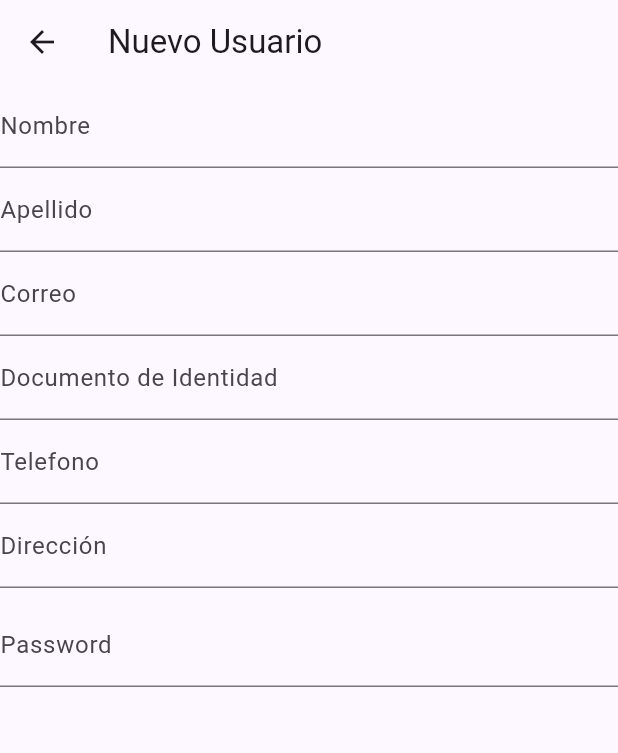
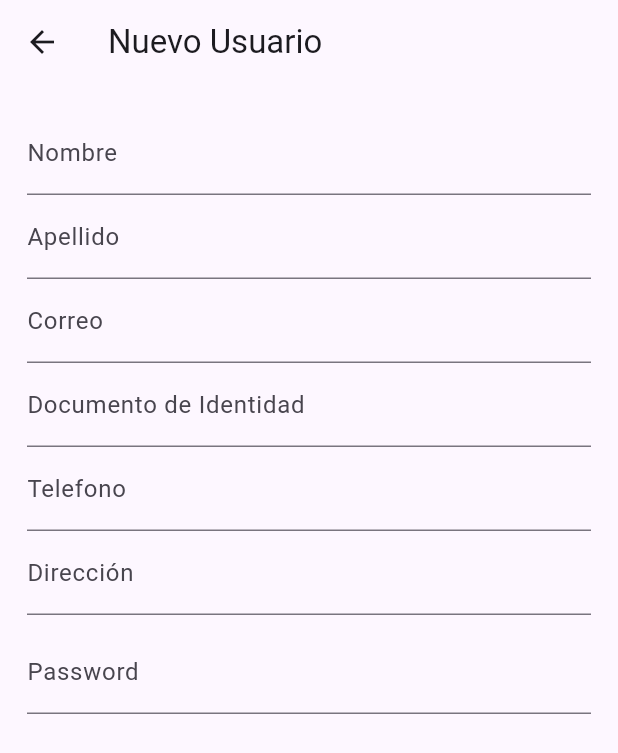
Before and after one commit to Photenix/box_nova_movile, a Flutter app: the UserList screen opened directly, after a tap on the "add" icon, on a phone screen of 412 x 824 dp. Shown: the top 753 px of the screen. Run offline on Flutter 3.47's test engine with Material 3 defaults, Android fonts, the phone set to English and light mode, and no system bars; our stand-ins replace shared_preferences; accounts and stored records are empty; network calls fail; project files that could hold a hidden picture were left out.

Commit message:
best module user

```diff
--- /dev/null
+++ b/lib/modules/general/CommonSearch.dart
@@ -0,0 +1,41 @@
+import 'package:flutter/material.dart';
+
+class Commonsearch extends StatelessWidget{
+
+  Commonsearch({ required this.handleFind });
+  final handleFind;
+
+  @override
+  Widget build(BuildContext context) {
+    return Padding(
+      padding: const EdgeInsets.all(8.0),
+      child: SearchAnchor(
+        builder: (BuildContext context, SearchController controller) {
+          return SearchBar(
+            controller: controller,
+            padding: const MaterialStatePropertyAll<EdgeInsets>(
+                EdgeInsets.symmetric(horizontal: 16.0)),
+            // onTap: () {
+            //   // controller.openView();
+            //   print("coma codornis");
+            //   print( controller.text );
+            // },
+            onChanged: handleFind,
+            onSubmitted: handleFind,
+            leading: const Icon(Icons.search),
+          );
+        },
+        suggestionsBuilder:
+          (BuildContext context, SearchController controller) {
+            return [
+              ListTile(
+                title: Text(''),
+                onTap: () {
+                },
+              )
+            ];
+          }
+      )
+    );
+  }
+}
--- a/lib/modules/user/user_form.dart
+++ b/lib/modules/user/user_form.dart
@@ -2,12 +2,20 @@ import 'package:box_nova/models/User.dart';
 import 'package:flutter/material.dart';
 
 class UserForm extends StatelessWidget{
-  const UserForm({super.key, this.user});
+  UserForm({super.key, this.user});
 
   final Map<String,dynamic>? user;
 
-  Widget _input( title ){
+  Map<String,dynamic> newUser = {};
+
+  final _formKey =  GlobalKey();
+
+  Widget _input( title, realKey, { String? initValue } ){
     return TextFormField(
+      initialValue: initValue,
+      onChanged: (value){
+        newUser[realKey] = value;
+      },
       decoration: InputDecoration(
         labelText: title,
       ),
@@ -22,14 +30,16 @@ class UserForm extends StatelessWidget{
       ),
       body: Center(
         child: Container(
+          padding: EdgeInsets.all(18),
           child: Form(child: Column(
+            key: _formKey,
             children: [
-              _input("Nombre"),
-              _input("Apellido"),
-              _input("Correo"),
-              _input("Documento de Identidad"),
-              _input("Telefono"),
-              _input("Dirección"),
+              _input("Nombre", "firstName", initValue: user?["firstName"] ),
+              _input("Apellido", "lastName",initValue: user?["lastName"] ),
+              _input("Correo", "email", initValue: user?["email"] ),
+              _input("Documento de Identidad", "documentNumber",initValue: user?["documentNumber"] ),
+              _input("Telefono", "phone", initValue: user?["phone"] ),
+              _input("Dirección", "address", initValue: user?["address"] ),
               SizedBox(height: 10),
               TextFormField(
                 obscureText: true,
--- a/lib/modules/user/user_list.dart
+++ b/lib/modules/user/user_list.dart
@@ -1,6 +1,7 @@
 import 'dart:convert';
 
 import 'package:box_nova/models/User.dart';
+import 'package:box_nova/modules/general/CommonSearch.dart';
 import 'package:box_nova/modules/option_menu.dart';
 import 'package:box_nova/modules/user/user_form.dart';
 import 'package:flutter/material.dart';
@@ -33,53 +34,21 @@ class UserList extends StatelessWidget {
       //     return UserCard(name: 'User $index');
       //   },
       // ),
-      body:
-      SingleChildScrollView(
-      child: Center(
-        child: Column(
-          mainAxisAlignment: MainAxisAlignment.center,
-          children: [
-            UserFinder(handleFind: (value){}),
-            SizedBox( height: 8, ),
-            UserTable(),
-            SizedBox(height: 70,)
-          ]
-        )
-      ),
-      ),
+      body: UserBody(),
       floatingActionButtonLocation: FloatingActionButtonLocation.miniEndFloat,
       floatingActionButton: FloatingActionButton(
         tooltip: "Agregar usuario",
         onPressed: (){Navigator.push(context, MaterialPageRoute(builder: (context) => UserForm()));},
         child: const Icon(Icons.add),
       )
-    );
-  }
-}
-
-class UserFinder extends StatelessWidget {
-  const UserFinder({ required this.handleFind });
-  final Function(String) handleFind;
-
-  @override
-  Widget build(BuildContext context) {
-    return Padding(
-      padding: EdgeInsets.symmetric( vertical: 20, horizontal: 12 ),
-      child: Form(child: Column(
-        children: [
-          TextFormField(
-            onChanged: handleFind,
-            decoration: InputDecoration(
-              labelText: 'Buscar usuario',
-            ),
-          ),
-          SizedBox( height: 8, ),
-          ElevatedButton(
-            onPressed: () async {},
-            child: Text('Buscar'),
-          )
-        ],
-      )),
+      // floatingActionButton: Builder(
+      //   builder: (context) => FloatingActionButton(
+      //     child: const Icon(Icons.search),
+      //     onPressed: () async{
+      //       await showSearch(context: context, delegate: CustomSearchDelegate());
+      //     }
+      //   )
+      // ),
     );
   }
 }
@@ -90,12 +59,43 @@ class UserBody extends StatefulWidget{
   _UserBodyState createState() => _UserBodyState();
 }
 
+
+typedef UserType = List<Map<String,dynamic>>;
 class _UserBodyState extends State<UserBody> {
 
-  Map? _userData;
+  UserType _userData = [];
 
-  void _findUser( String value ){
+  void _findUser( String value ) async {
+    if( value.length > 4 ){
+      final SharedPreferences prefs = await SharedPreferences.getInstance();
+      final String token = prefs.getString('token') ?? '';
+      UserType user = await UserModel.findUsers( value, token );
+      if( user.length > 0 ){
+        setState(() {
+          _userData = user;
+        });
+      }
+    }
+    if( value.length == 0 ){
+      _getAllUsers();
+    }
+  }
 
+  void _getAllUsers() async {
+    final SharedPreferences prefs = await SharedPreferences.getInstance();
+    final String token = prefs.getString('token') ?? '';
+    UserType user = await UserModel.getUsers( token );
+    if( user.length > 0 ){
+      setState(() {
+        _userData = user;
+      });
+    }
+  }
+
+  @override
+  void initState() {
+    super.initState();
+    _getAllUsers();
   }
 
   @override
@@ -105,9 +105,9 @@ class _UserBodyState extends State<UserBody> {
         child: Column(
           mainAxisAlignment: MainAxisAlignment.center,
           children: [
-            UserFinder(handleFind: (value){}),
+            Commonsearch( handleFind: _findUser, ),
             SizedBox( height: 8, ),
-            UserTable(),
+            UserTable( usersList: _userData ),
             SizedBox(height: 70,)
           ]
         )
@@ -115,44 +115,9 @@ class _UserBodyState extends State<UserBody> {
     );
   }
 }
-
-class UserTable extends StatefulWidget {
-  const UserTable({ super.key });
-
-  @override
-  _UserTableState createState() => _UserTableState();
-}
-
-class _UserTableState extends State<UserTable> {
-  // List<UserModel> user = [];
-  List users = [];
-
-
-  Future<UserModel?> _getUsers() async {
-    final SharedPreferences prefs = await SharedPreferences.getInstance();
-    final String token = prefs.getString('token') ?? '';
-
-    var url = Uri.parse('https://boxnovan.onrender.com/api/auth/user');
-    var response = await http.get(url,
-      headers: {
-        'authorization': token
-      }
-    );
-
-    // print( response.body );
-
-    if (response.statusCode == 200) {
-      final jsonResponse = json.decode(response.body);
-      // print( jsonResponse );
-      setState(() {
-        users = jsonResponse;
-      });
-      // return UserModel.fromJson(jsonResponse);
-    } else {
-      print('Error getting users: $response.statusCode');
-      return null;
-    }
-  }
+class UserTable extends StatelessWidget {
+  const UserTable({ super.key, required this.usersList });
+  final UserType usersList;
 
   String shortString ( String text, {int end = 5 } ){
     if( end > text.length ) return '${text.substring(0, text.length)}';
@@ -160,21 +125,14 @@ class _UserTableState extends State<UserTable> {
   }
 
   @override
-  void initState() {
-    super.initState();
-    _getUsers();
-  }
-
-  @override
   Widget build(BuildContext context) {
-    return
-    DataTable(
+    return DataTable(
       columns: [
         DataColumn(label: Text('Documento')),
         DataColumn(label: Text('Nombre', textAlign: TextAlign.center,)),
         DataColumn(label: Text('Opciones')),
       ],
-      rows: users.map( (user){
+      rows: usersList.map( (user){
         return DataRow(cells: [
           DataCell(
             Tooltip(
@@ -189,8 +147,12 @@ class _UserTableState extends State<UserTable> {
             )
           ),
           DataCell( OptionMenu( user: user ) ),
-        ]);
-      }).toList(),
+          ],
+          color: MaterialStateProperty.resolveWith<Color?>((Set<MaterialState> states) {
+            return user['state']? Colors.transparent : const Color.fromARGB(54, 85, 85, 85);
+          }),
+        );
+      }).toList()
     );
   }
 }
```
Also changed, not shown: lib/models/User.dart (+27 -4 lines), lib/modules/general/ExpreimentSearch.dart (added, +73 -0 lines), lib/modules/option_menu.dart (+37 -25 lines), lib/modules/user/old_user_list.dart (added, +120 -0 lines), 2 other files.
